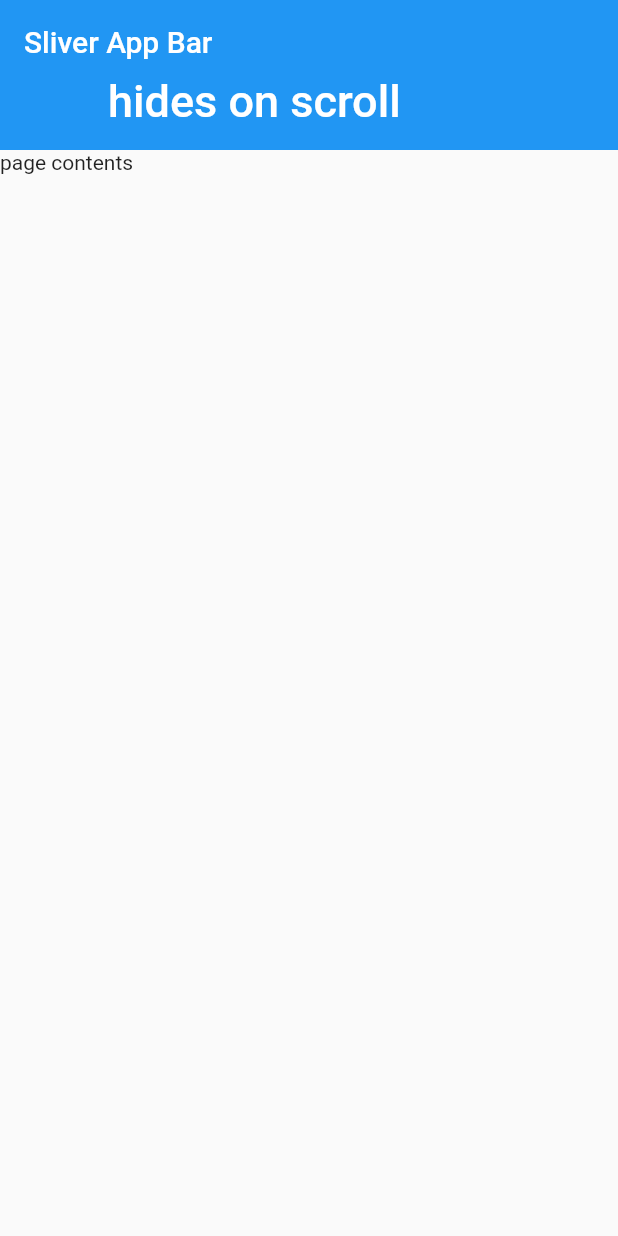
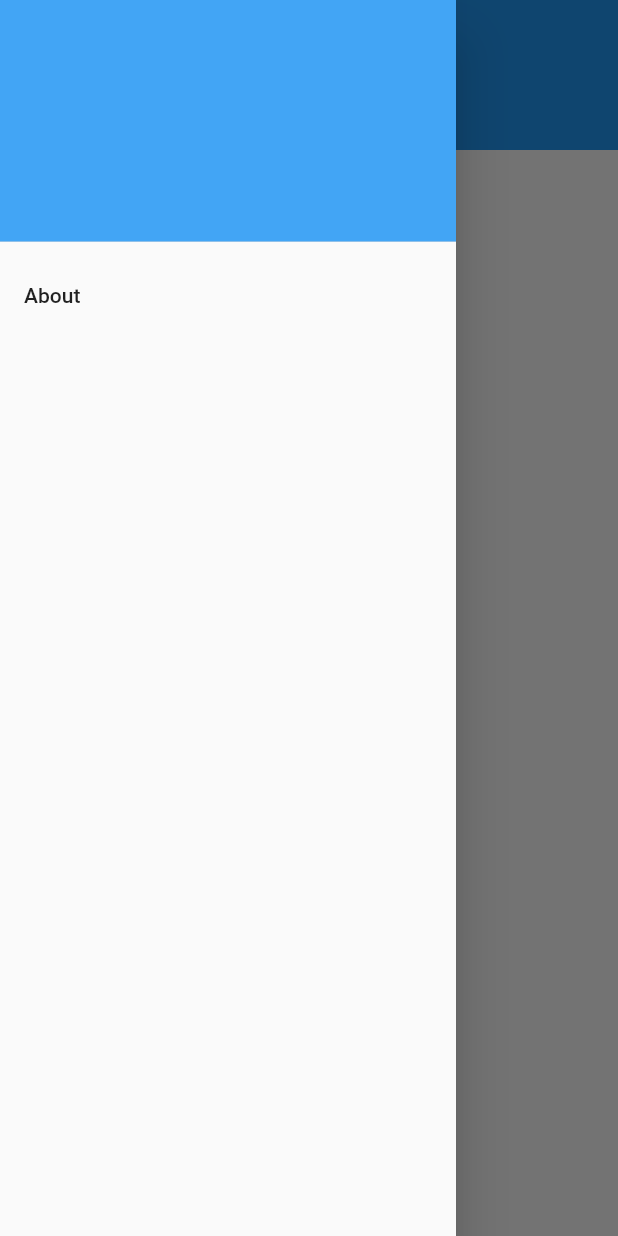
Before and after one commit to alichur/flutter_demo, a Flutter app: the screen it shows after launch, with the side drawer open (before the commit the screen has no drawer), on a phone screen of 412 x 824 dp. Run offline on Flutter 3.47's test engine with Material 2 defaults, Android fonts, the phone set to English and light mode, and no system bars.

Commit message:
basic navigational drawer

```diff
--- a/lib/screens/overview.dart
+++ b/lib/screens/overview.dart
@@ -1,4 +1,5 @@
 import 'package:flutter/material.dart';
+import 'package:flutter_demo/widgets/drawer.dart';
 
 //overlapping text issue
 //https://github.com/flutter/flutter/issues/14227
@@ -7,11 +8,11 @@ class OverviewScreen extends StatelessWidget {
   @override
   Widget build(BuildContext context) {
     return Scaffold(
+        drawer: NavigationDrawer(),
         body: CustomScrollView(slivers: [
           SliverAppBar(
             expandedHeight: 100,
-            title: Text(
-                'Sliver App Bar'),
+            title: Text('Sliver App Bar'),
             flexibleSpace: FlexibleSpaceBar(title: Text('hides on scroll')),
             floating: true,
             pinned: true,
--- /dev/null
+++ b/lib/widgets/drawer.dart
@@ -0,0 +1,21 @@
+import 'package:flutter/material.dart';
+
+class NavigationDrawer extends StatelessWidget {
+
+  @override
+  Widget build(BuildContext context) =>
+      Drawer(
+        child: ListView(
+          padding: EdgeInsets.zero,
+          children: <Widget>[
+            DrawerHeader(
+              decoration: BoxDecoration(
+                color: Colors.blue[400],
+              ),
+            ),
+            ListTile(
+                title: Text('About'), onTap: () => Navigator.pop(context)),
+          ],
+        ),
+      );
+}
```
